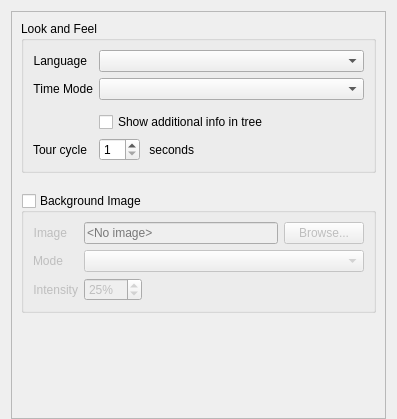
This is client/libclient/src/ui/widgets/local_settings/look_and_feel_preferences_widget.ui in networkoptix/nx_open as Qt 5 draws it before an edit. The edited form follows.
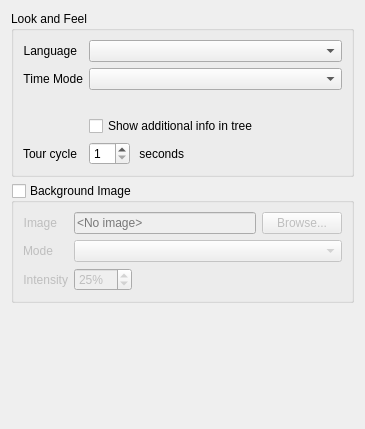
This is the edited form. Custom widgets are drawn as their Qt base class.

Commit message:
VMS-2600 - Local Settings dialog UI fixes
<==== Mercurial data ====>
Branch: dev_3.0.0_gui

Diff of the .ui file:
```diff
--- a/client/libclient/src/ui/widgets/local_settings/look_and_feel_preferences_widget.ui
+++ b/client/libclient/src/ui/widgets/local_settings/look_and_feel_preferences_widget.ui
@@ -6,47 +6,14 @@
    <rect>
     <x>0</x>
     <y>0</y>
-    <width>397</width>
-    <height>419</height>
+    <width>365</width>
+    <height>429</height>
    </rect>
   </property>
   <property name="windowTitle">
    <string/>
   </property>
-  <layout class="QVBoxLayout" name="verticalLayout_3">
-   <property name="bottomMargin">
-    <number>0</number>
-   </property>
-   <item>
-    <widget class="QScrollArea" name="scrollArea">
-     <property name="horizontalScrollBarPolicy">
-      <enum>Qt::ScrollBarAlwaysOff</enum>
-     </property>
-     <property name="widgetResizable">
-      <bool>true</bool>
-     </property>
-     <property name="alignment">
-      <set>Qt::AlignLeading|Qt::AlignLeft|Qt::AlignTop</set>
-     </property>
-     <widget class="QWidget" name="scrollAreaWidgetContents">
-      <property name="geometry">
-       <rect>
-        <x>0</x>
-        <y>0</y>
-        <width>377</width>
-        <height>294</height>
-       </rect>
-      </property>
-      <property name="sizePolicy">
-       <sizepolicy hsizetype="Preferred" vsizetype="Fixed">
-        <horstretch>0</horstretch>
-        <verstretch>0</verstretch>
-       </sizepolicy>
-      </property>
-      <layout class="QVBoxLayout" name="verticalLayout">
-       <property name="spacing">
-        <number>20</number>
-       </property>
+  <layout class="QVBoxLayout" name="verticalLayout_3" stretch="0,0,1">
        <item>
         <widget class="QGroupBox" name="lookAndFeelGroupBox">
          <property name="title">
@@ -103,7 +70,21 @@
            </widget>
           </item>
           <item row="2" column="1">
-           <widget class="QnWordWrappedLabel" name="timeModeWarningLabel" native="true"/>
+       <widget class="QLabel" name="timeModeWarningLabel">
+        <property name="text">
+         <string/>
+        </property>
+        <property name="wordWrap">
+         <bool>true</bool>
+        </property>
+       </widget>
+      </item>
+      <item row="3" column="1">
+       <widget class="QCheckBox" name="showIpInTreeCheckBox">
+        <property name="text">
+         <string>Show additional info in tree</string>
+        </property>
+       </widget>
           </item>
           <item row="4" column="0">
            <widget class="QLabel" name="tourCycleTimeLabel">
@@ -136,13 +117,6 @@
             </item>
            </layout>
           </item>
-          <item row="3" column="1">
-           <widget class="QCheckBox" name="showIpInTreeCheckBox">
-            <property name="text">
-             <string>Show additional info in tree</string>
-            </property>
-           </widget>
-          </item>
          </layout>
         </widget>
        </item>
@@ -273,20 +247,21 @@
          </layout>
         </widget>
        </item>
-      </layout>
-     </widget>
-    </widget>
+   <item>
+    <spacer name="verticalSpacer">
+     <property name="orientation">
+      <enum>Qt::Vertical</enum>
+     </property>
+     <property name="sizeHint" stdset="0">
+      <size>
+       <width>20</width>
+       <height>40</height>
+      </size>
+     </property>
+    </spacer>
    </item>
   </layout>
  </widget>
- <customwidgets>
-  <customwidget>
-   <class>QnWordWrappedLabel</class>
-   <extends>QWidget</extends>
-   <header location="global">ui/widgets/word_wrapped_label.h</header>
-   <container>1</container>
-  </customwidget>
- </customwidgets>
  <tabstops>
   <tabstop>scrollArea</tabstop>
   <tabstop>languageComboBox</tabstop>
```
Left out of the diff: 2 changed lines with no effect on the pictures. Lines whose indentation alone changed are shown as unchanged. The commit also changes 6 other files.
